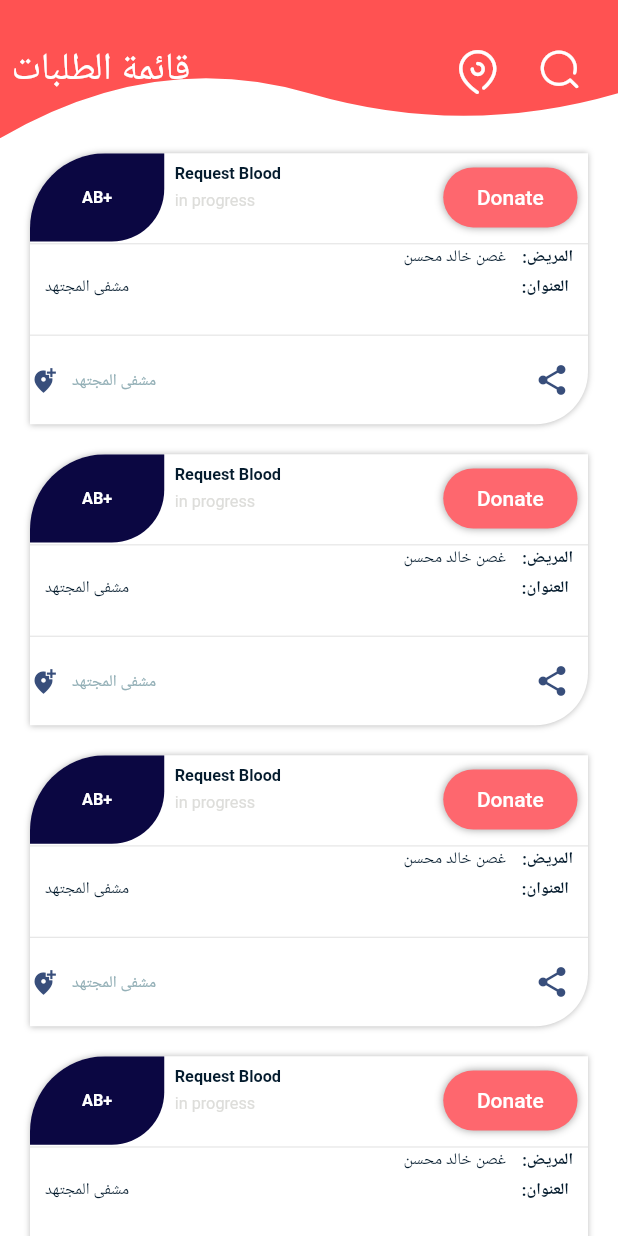
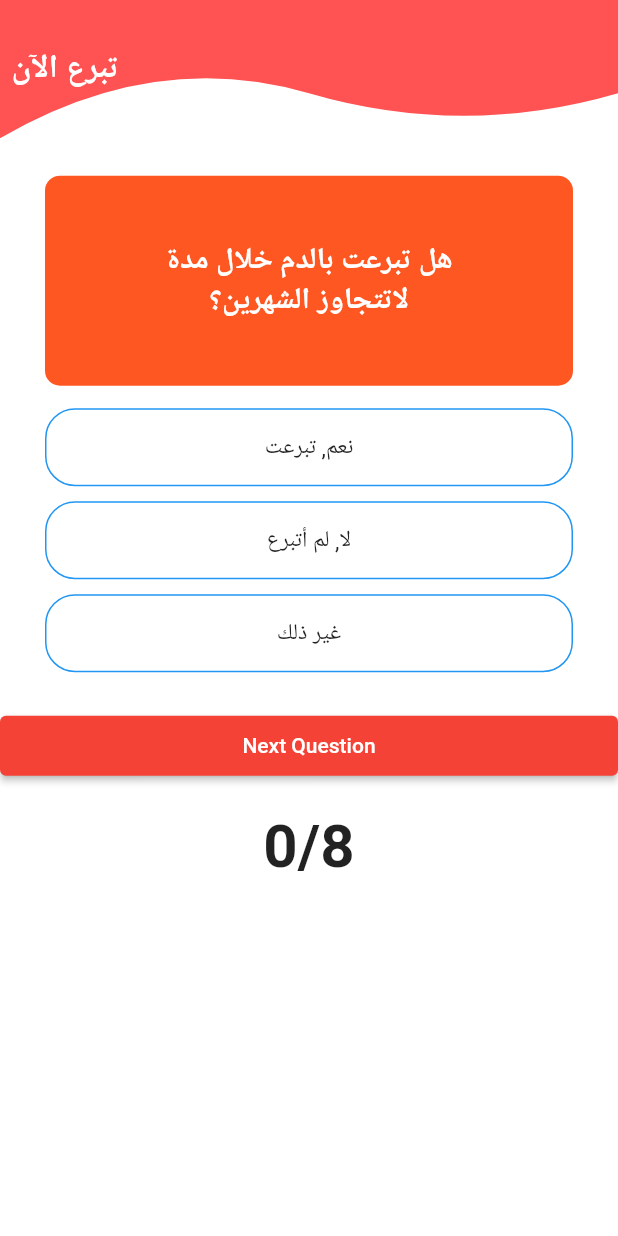
Before and after one commit to MahmoudAbuSalou/bloodDonaition, a Flutter app: the HomePage screen opened directly, after a tap on "Donate", on a phone screen of 412 x 824 dp. Run offline on Flutter 3.47's test engine with Material 2 defaults, Android fonts, the phone set to English and light mode, and no system bars; our stand-ins replace awesome_dialog, bloc, conditional_builder_null_safety, curved_navigation_bar, dio, flutter_bloc and 10 more; missing offline and left inert: flutter_pin_code_widget, google_geocoding; accounts and stored records are empty; Roboto replaces fonts that are missing (Tajawal).

Commit message:
Add The answer page

```diff
--- /dev/null
+++ b/lib/Modules/donate/answer.dart
@@ -0,0 +1,37 @@
+import 'package:flutter/material.dart';
+
+class Answer extends StatelessWidget {
+  final String answerText;
+  final Color answerColor;
+  final void Function()? answerTap;
+
+  Answer(
+      {required this.answerText,
+      required this.answerColor,
+      required this.answerTap});
+
+  @override
+  Widget build(BuildContext context) {
+    return InkWell(
+      onTap: answerTap,
+      child: Container(
+        padding: EdgeInsets.all(15.0),
+        margin: EdgeInsets.symmetric(vertical: 5.0, horizontal: 30.0),
+        width: double.infinity,
+        decoration: BoxDecoration(
+          color: answerColor,
+          border: Border.all(color: Colors.blue),
+          borderRadius: BorderRadius.circular(20.0),
+        ),
+        child: Center(
+          child: Text(
+            answerText,
+            style: TextStyle(
+              fontSize: 15.0,
+            ),
+          ),
+        ),
+      ),
+    );
+  }
+}
--- /dev/null
+++ b/lib/Modules/donate/donate_screen.dart
@@ -0,0 +1,222 @@
+import 'package:blood_donation_project/Modules/donate/answer.dart';
+import 'package:blood_donation_project/Modules/home/homePage/homePage.dart';
+import 'package:blood_donation_project/shared/components/constants.dart';
+import 'package:flutter/material.dart';
+import 'package:flutter_screenutil/flutter_screenutil.dart';
+import 'package:google_fonts/google_fonts.dart';
+
+class DonateScreen extends StatefulWidget {
+  @override
+  State<DonateScreen> createState() => _DonateScreenState();
+}
+
+class _DonateScreenState extends State<DonateScreen> {
+  List<Icon> _scoreTracker = [];
+  int _questionIndex = 0;
+  int _totalScore = 0;
+  bool answerWasSelected = false;
+  bool endOfQuiz = false;
+  bool correctAnswerSelected = false;
+
+  void _questionAnswered(bool answerScore) {
+    setState(() {
+      // answer was selected
+      answerWasSelected = true;
+      // check if answer was correct
+      if (answerScore) {
+        _totalScore++;
+        correctAnswerSelected = true;
+      }
+      // adding to the score tracker on top
+      _scoreTracker.add(
+        answerScore
+            ? Icon(
+                Icons.check_circle,
+                color: Colors.green,
+              )
+            : Icon(
+                Icons.clear,
+                color: Colors.red,
+              ),
+      );
+      //when the quiz ends
+      if (_questionIndex + 1 == questions.length) {
+        endOfQuiz = true;
+      }
+    });
+  }
+
+  void _nextQuestion() {
+    setState(() {
+      _questionIndex++;
+      answerWasSelected = false;
+      correctAnswerSelected = false;
+    });
+    // what happens at the end of the quiz
+    if (_questionIndex >= questions.length) {
+      _resetQuiz();
+    }
+  }
+
+  void _resetQuiz() {
+    setState(() {
+      _questionIndex = 0;
+      _totalScore = 0;
+      _scoreTracker = [];
+      endOfQuiz = false;
+    });
+  }
+
+  @override
+  Widget build(BuildContext context) {
+    return Scaffold(
+      backgroundColor: Colors.white,
+      appBar: PreferredSize(
+          child: ClipPath(
+            clipper: WaveClip(),
+            child: Container(
+              color: Colors.redAccent,
+              child: Column(
+                mainAxisAlignment: MainAxisAlignment.center,
+                crossAxisAlignment: CrossAxisAlignment.start,
+                children: <Widget>[
+                  Row(
+                    children: [
+                      Padding(
+                        padding: EdgeInsetsDirectional.only(start: 20.w),
+                        child: Text(
+                          'تبرع الآن',
+                          style: GoogleFonts.tajawal(
+                              fontSize: 60.sp,
+                              fontWeight: FontWeight.bold,
+                              color: Colors.white),
+                        ),
+                      ),
+                    ],
+                  ),
+                ],
+              ),
+            ),
+          ),
+          preferredSize: Size.fromHeight(kToolbarHeight + 100.h)),
+      body: SingleChildScrollView(
+        child: Center(
+          child: Column(
+            children: [
+              Row(
+                children: [
+                  if (_scoreTracker.length == 0)
+                    SizedBox(
+                      height: 25.0,
+                    ),
+                  if (_scoreTracker.length > 0) ..._scoreTracker
+                ],
+              ),
+              Container(
+                width: double.infinity,
+                height: 140.0,
+                margin: EdgeInsets.only(bottom: 10.0, left: 30.0, right: 30.0),
+                padding: EdgeInsets.symmetric(horizontal: 50.0, vertical: 20.0),
+                decoration: BoxDecoration(
+                  color: Colors.deepOrange,
+                  borderRadius: BorderRadius.circular(10.0),
+                ),
+                child: Center(
+                  child: Text(
+                    questions[_questionIndex]['question'] as String,
+                    textAlign: TextAlign.center,
+                    style: TextStyle(
+                      fontSize: 20.0,
+                      color: Colors.white,
+                      fontWeight: FontWeight.bold,
+                    ),
+                  ),
+                ),
+              ),
+              ...(questions[_questionIndex]['answers']
+                      as List<Map<String, Object>>)
+                  .map(
+                (answer) => Answer(
+                  answerText: answer['answerText'] as String,
+                  answerColor: answerWasSelected
+                      ? answer['score'] as bool
+                          ? Colors.green
+                          : Colors.red
+                      : Colors.white,
+                  answerTap: () {
+                    // if answer was already selected then nothing happens onTap
+                    if (answerWasSelected) {
+                      return;
+                    }
+                    //answer is being selected
+                    _questionAnswered(answer['score'] as bool);
+                  },
+                ),
+              ),
+              SizedBox(height: 20.0),
+              ElevatedButton(
+                style: ElevatedButton.styleFrom(
+                  minimumSize: Size(double.infinity, 40.0),
+                ),
+                onPressed: () {
+                  if (!answerWasSelected) {
+                    ScaffoldMessenger.of(context).showSnackBar(SnackBar(
+                      content: Text(
+                          'Please select an answer before going to the next question'),
+                    ));
+                    return;
+                  }
+                  _nextQuestion();
+                },
+                child: Text(endOfQuiz ? 'Restart Quiz' : 'Next Question'),
+              ),
+              Container(
+                padding: EdgeInsets.all(20.0),
+                child: Text(
+                  '${_totalScore.toString()}/${questions.length}',
+                  style: TextStyle(fontSize: 40.0, fontWeight: FontWeight.bold),
+                ),
+              ),
+              if (answerWasSelected && !endOfQuiz)
+                Container(
+                  height: 100,
+                  width: double.infinity,
+                  color: correctAnswerSelected ? Colors.green : Colors.red,
+                  child: Center(
+                    child: Text(
+                      correctAnswerSelected
+                          ? 'Well done, you got it right!'
+                          : 'Wrong :/',
+                      style: TextStyle(
+                        fontSize: 20.0,
+                        fontWeight: FontWeight.bold,
+                        color: Colors.white,
+                      ),
+                    ),
+                  ),
+                ),
+              if (endOfQuiz)
+                Container(
+                  height: 100,
+                  width: double.infinity,
+                  color: Colors.black,
+                  child: Center(
+                    child: Text(
+                      _totalScore > 4
+                          ? 'Congratulations! Your final score is: $_totalScore'
+                          : 'Your final score is: $_totalScore. Better luck next time!',
+                      style: TextStyle(
+                        fontSize: 20.0,
+                        fontWeight: FontWeight.bold,
+                        color: _totalScore > 4 ? Colors.green : Colors.red,
+                      ),
+                    ),
+                  ),
+                ),
+            ],
+          ),
+        ),
+      ),
+    );
+  }
+}
--- a/lib/Modules/google_maps/google_maps_screen.dart
+++ b/lib/Modules/google_maps/google_maps_screen.dart
@@ -79,12 +79,6 @@ class GoogleMapsScreen extends StatelessWidget {
                     onMapCreated: cubit.onMapCreated,
                     myLocationEnabled: true,
                     markers: cubit.myMarker,
-                    // polylines: {
-                    //   cubit.myPolyLine,
-                    // },
-                    // polygons: {
-                    //   cubit.myPolygon,
-                    // },
                   ),
                 ),
               ],
--- a/lib/Modules/home/homePage/homePage.dart
+++ b/lib/Modules/home/homePage/homePage.dart
@@ -1,3 +1,4 @@
+import 'package:blood_donation_project/Modules/donate/donate_screen.dart';
 import 'package:blood_donation_project/Modules/google_maps/google_maps_screen.dart';
 import 'package:blood_donation_project/Modules/home/home_details/details.dart';
 import 'package:blood_donation_project/cubit/search_cubit/search_screen.dart';
@@ -159,7 +160,9 @@ class HomePage extends StatelessWidget implements PreferredSizeWidget {
                             BoxShadow(color: Colors.grey, blurRadius: 4)
                           ]),
                       child: TextButton(
-                          onPressed: () {},
+                          onPressed: () {
+                            navigatorTo(context, DonateScreen());
+                          },
                           child: Text(
                             'Donate',
                             style: TextStyle(color: Colors.white),
--- a/lib/Modules/home/home_details/details.dart
+++ b/lib/Modules/home/home_details/details.dart
@@ -1,3 +1,5 @@
+import 'package:blood_donation_project/Modules/donate/donate_screen.dart';
+import 'package:blood_donation_project/shared/components/components.dart';
 import 'package:flutter/material.dart';
 import 'package:flutter_screenutil/flutter_screenutil.dart';
 import 'package:flutter_svg/svg.dart';
@@ -399,7 +401,9 @@ class DetailsScreen extends StatelessWidget {
       floatingActionButtonLocation: FloatingActionButtonLocation.centerFloat,
       floatingActionButton: FloatingActionButton.extended(
         backgroundColor: Color(0xFF192747),
-        onPressed: () {},
+        onPressed: () {
+          navigatorTo(context, DonateScreen());
+        },
         label: Text(
           '    تبرع الان    ',
           style: GoogleFonts.tajawal(
--- a/lib/Modules/login/login_screen.dart
+++ b/lib/Modules/login/login_screen.dart
@@ -1,3 +1,4 @@
+import 'package:blood_donation_project/Modules/donate/donate_screen.dart';
 import 'package:blood_donation_project/Modules/forgetPassword/forgetPasswordScreen.dart';
 import 'package:blood_donation_project/cubit/AppCubit/app_cubit.dart';
 import 'package:blood_donation_project/layout/home_page/home_screen.dart';
@@ -152,9 +153,9 @@ class LogInScreen extends StatelessWidget {
                               // TODO: implement listener
                             },
                             builder: (context, state) {
-
-                               if (state is LoadingState){
-                                return Center(child: CircularProgressIndicator());
+                              if (state is LoadingState) {
+                                return Center(
+                                    child: CircularProgressIndicator());
                               }
 
                               return Container(
@@ -166,12 +167,14 @@ class LogInScreen extends StatelessWidget {
                                   ),
                                   child: TextButton(
                                       onPressed: () {
-                                        print(
-                                            _formKey.currentState!.validate());
-                                        if (_formKey.currentState!.validate()) {
-                                          LoginCubit.get(context).userLogin(email: email.text, password: password.text,context: context);
+                                        // if (_formKey.currentState!.validate()) {
+                                        //   LoginCubit.get(context).userLogin(
+                                        //       email: email.text,
+                                        //       password: password.text,
+                                        //       context: context);
+                                        // }
 
-                                        }
+                                        navigatorTo(context, HomePage());
                                       },
                                       child: Text('تسجيل دخول'.toUpperCase(),
                                           style: GoogleFonts.tajawal(
@@ -213,8 +216,6 @@ class LogInScreen extends StatelessWidget {
                                       function: () async {
                                         await AppCubit.get(context)
                                             .determinePosition(context);
-
-
                                       });
                                 },
                               ),
--- a/lib/Modules/on_boarding/on_boarding.dart
+++ b/lib/Modules/on_boarding/on_boarding.dart
@@ -23,20 +23,18 @@ class _OnBoardingScreenState extends State<OnBoardingScreen> {
   PageController onBoardingController = PageController();
 
   bool isLast = false;
+
   @override
-  initState(){
+  initState() {
+    AppCubit.get(context).CheckNet();
+  }
 
-      AppCubit.get(context).CheckNet();
-
-  }
   @override
   Widget build(BuildContext context) {
     return BlocConsumer<AppCubit, AppState>(
-      listener: (context, state) {
-
-      },
+      listener: (context, state) {},
       builder: (context, state) {
-        var cubit=AppCubit.get(context);
+        var cubit = AppCubit.get(context);
         //cubit.CheckNet();
         return Scaffold(
           backgroundColor: Colors.white,
@@ -44,16 +42,17 @@ class _OnBoardingScreenState extends State<OnBoardingScreen> {
             backgroundColor: Colors.white,
             elevation: 0.0,
             actions: [
-              TextButton(onPressed: () {
-                if(cubit.netConnected)
-                submit(context);
+              TextButton(
+                  onPressed: () {
+                    if (cubit.netConnected) submit(context);
                   },
-                  child: Text((cubit.netConnected)?'Skip':''))
+                  child: Text((cubit.netConnected) ? 'Skip' : ''))
             ],
           ),
           body: Padding(
             padding: const EdgeInsets.all(30.0),
-            child: (cubit.netConnected)?Column(
+            child: (cubit.netConnected)
+                ? Column(
                     children: [
                       Expanded(
                         child: PageView.builder(
@@ -103,19 +102,24 @@ class _OnBoardingScreenState extends State<OnBoardingScreen> {
                                     curve: Curves.fastLinearToSlowEaseIn);
                               }
                             },
-                      child: Icon(Icons.arrow_forward_ios, size: 60.sp,),
+                            child: Icon(
+                              Icons.arrow_forward_ios,
+                              size: 60.sp,
+                            ),
                           )
                         ],
                       )
                     ],
-            ):
-            Column(
+                  )
+                : Column(
                     children: [
                       Image.asset('assets/images/noConnection.jpg'),
-                Text('يرجى التحقق من الاتصال بالإنترنت',style: GoogleFonts.tajawal(
+                      Text(
+                        'يرجى التحقق من الاتصال بالإنترنت',
+                        style: GoogleFonts.tajawal(
                           fontSize: 50.h,
-
-                ),),
+                        ),
+                      ),
                       SizedBox(
                         height: 100.h,
                       ),
--- a/lib/main.dart
+++ b/lib/main.dart
@@ -52,7 +52,6 @@ class MyApp extends StatelessWidget {
             ),
             BlocProvider(
              create: (context) => AppCubit(),
-
             ),
           ],
           child: MaterialApp(
--- a/lib/shared/components/constants.dart
+++ b/lib/shared/components/constants.dart
@@ -72,3 +72,73 @@ List<Hospital> hospitals = [
   Hospital(name: "مشفى المهايني", position: LatLng(33.48868648145837, 36.29464398684215)),
   Hospital(name: "مشفى الرازي", position: LatLng(33.50438825172212, 36.261076343142015)),
 ];
+
+
+// ===*=*=*=*=*=*=*=*=*=*=*=*=*=*=*=*=*=*=*=*=*=*=====
+// List Of Question to Accept the donation process of 10 elements.
+final questions = const [
+  {
+    'question': 'هل تبرعت بالدم خلال مدة لاتتجاوز الشهرين؟',
+    'answers': [
+      {'answerText': 'نعم, تبرعت', 'score': false},
+      {'answerText': 'لا, لم أتبرع', 'score': true},
+      {'answerText': 'غير ذلك', 'score': false},
+    ],
+  },
+  {
+    'question': 'هل عمرك أكثر من 17 سنة, ووزنك أكبر من 50 كيلو غرام؟',
+    'answers': [
+      {'answerText': 'نعم', 'score': true},
+      {'answerText': 'لا', 'score': false},
+      {'answerText': 'غير ذلك', 'score': false},
+    ],
+  },
+  {
+    'question': 'هل تقوم بتناول المضادات الحيوية, أو أنك مصاب بالحمى أو السعال المصاحب للبلغم؟',
+    'answers': [
+      {'answerText': 'نعم', 'score': false},
+      {'answerText': 'لا', 'score': true},
+      {'answerText': 'غير ذلك', 'score': false},
+    ],
+  },
+  {
+    'question': 'هل تعاني من أحد أمراض الدم المعدية التالية:',
+    'answers': [
+      {'answerText': 'الإيدز', 'score': false},
+      {'answerText': 'التهاب الكبد نوع ب أو نوع ج', 'score': false},
+      {'answerText': 'لا أعاني من أي نوع', 'score': true},
+    ],
+  },
+  {
+    'question': 'هل أصبت بمرض الملاريا خلال مدة أقل من ثلاث سنوات؟',
+    'answers': [
+      {'answerText': 'نعم, أصبت', 'score': false},
+      {'answerText': 'لا', 'score': true},
+      {'answerText': 'غير ذلك', 'score': false},
+    ],
+  },
+  {
+    'question': 'هل قمت برسم وشم خلال مدة مدة أقل من 12 شهر, أو أصبت بالجروح؟',
+    'answers': [
+      {'answerText': 'نعم', 'score': false},
+      {'answerText': 'لا', 'score': true},
+      {'answerText': 'غير ذلك', 'score': false},
+    ],
+  },
+  {
+    'question': 'إذا كنتِ متزوجة, هل ستقومين بالتبرع بالدم خلال فترة الحمل؟',
+    'answers': [
+      {'answerText': 'نعم', 'score': false},
+      {'answerText': 'لا', 'score': true},
+      {'answerText': 'لا, أنا ذكر', 'score': true},
+    ],
+  },
+  {
+    'question': 'هل تقوم بتعاطي المخدرات بالحقن الوريدي؟',
+    'answers': [
+      {'answerText': 'نعم', 'score': false},
+      {'answerText': 'مرة واحدة فقط منذ سنين', 'score': false},
+      {'answerText': 'لا, مطلقاً', 'score': true},
+    ],
+  },
+];
```
Also changed, not shown: lib/shared/components/components.dart (+6 -6 lines), 2 other files. Lines whose indentation alone changed are shown as unchanged.
